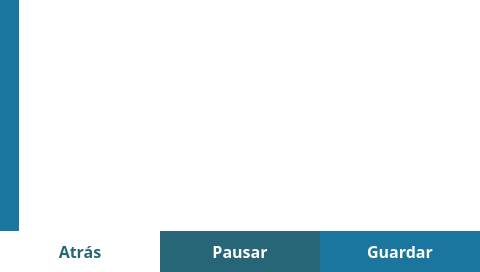
The window that src/views/MonitoringView/Monitoring.ui (Giocerz/water_quality_rpi_unal) describes before a commit, drawn with Qt 5.
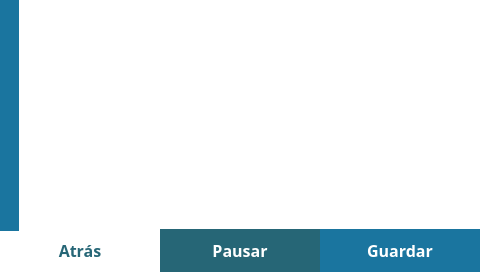
The same window after the commit.

```diff
--- a/src/views/MonitoringView/Monitoring.ui
+++ b/src/views/MonitoringView/Monitoring.ui
@@ -48,9 +48,9 @@
     <property name="geometry">
      <rect>
       <x>0</x>
-      <y>231</y>
+      <y>229</y>
       <width>160</width>
-      <height>41</height>
+      <height>42</height>
      </rect>
     </property>
     <property name="styleSheet">
@@ -69,9 +69,9 @@
     <property name="geometry">
      <rect>
       <x>160</x>
-      <y>231</y>
+      <y>229</y>
       <width>160</width>
-      <height>41</height>
+      <height>43</height>
      </rect>
     </property>
     <property name="styleSheet">
@@ -92,9 +92,9 @@
     <property name="geometry">
      <rect>
       <x>320</x>
-      <y>231</y>
+      <y>229</y>
       <width>160</width>
-      <height>41</height>
+      <height>43</height>
      </rect>
     </property>
     <property name="styleSheet">
```
